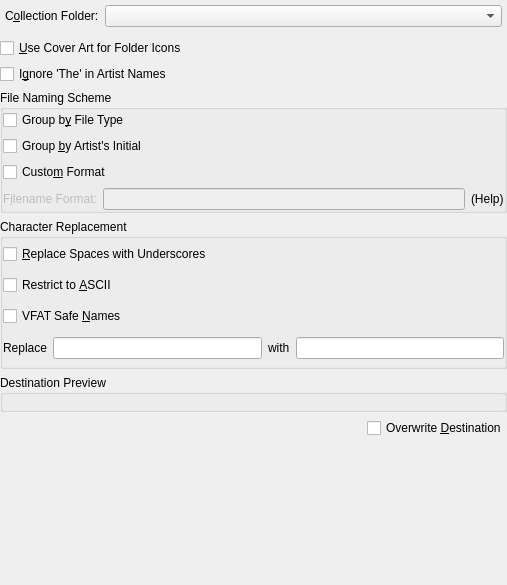
Qt form src/collection/sqlcollection/OrganizeCollectionDialogBase.ui (KDE/amarok) before a commit.
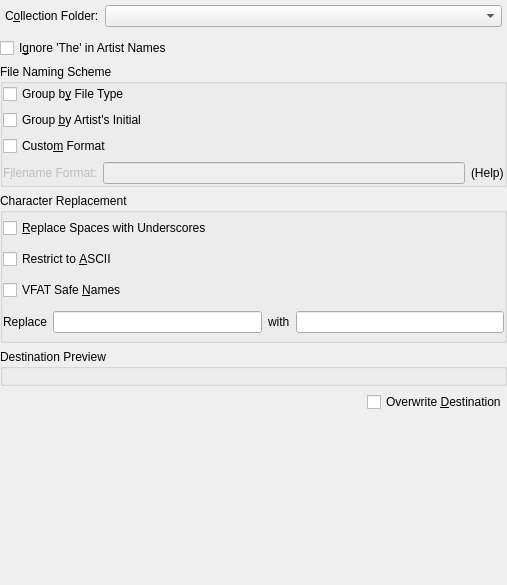
The same form after that commit. Custom widgets are drawn as their Qt base class.

Commit message: Remove option "use cover art as folder icon" from organise collection dialog. We don't use it anyway.

Patch:
```diff
--- a/src/collection/sqlcollection/OrganizeCollectionDialogBase.ui
+++ b/src/collection/sqlcollection/OrganizeCollectionDialogBase.ui
@@ -64,13 +64,6 @@
    </item>
    <item>
     <layout class="QVBoxLayout" >
-     <item>
-      <widget class="QCheckBox" name="coverCheck" >
-       <property name="text" >
-        <string>&amp;Use Cover Art for Folder Icons</string>
-       </property>
-      </widget>
-     </item>
      <item>
       <widget class="QCheckBox" name="ignoreTheCheck" >
        <property name="toolTip" >
```
The commit also changes 1 other file.
